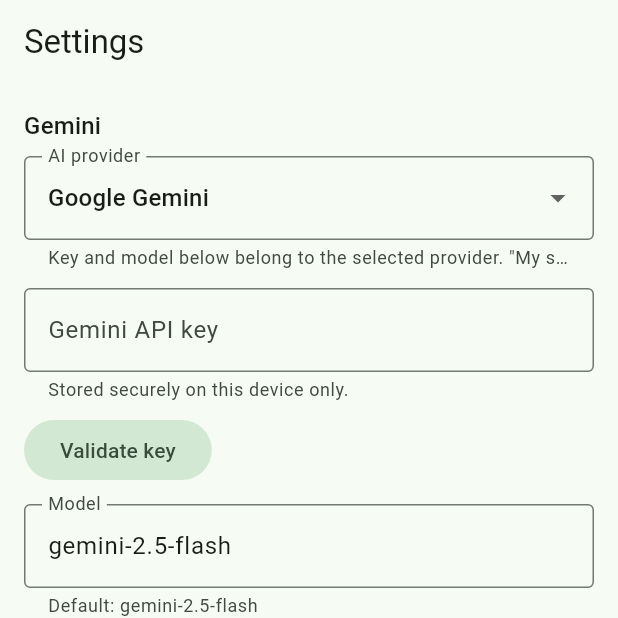
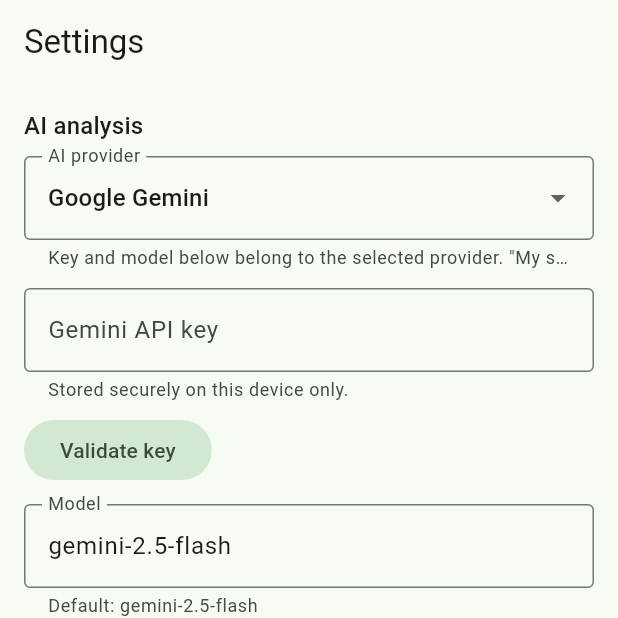
Before and after one commit to AkiyamaKunka/CalorieTracker, a Flutter app: the screen it shows after launch, on a phone screen of 412 x 824 dp, the top half of it. Run offline on Flutter 3.47's test engine with Material 3 defaults, Android fonts, the phone set to English and light mode, and no system bars; our stand-ins replace flutter_local_notifications, flutter_secure_storage, permission_handler, share_plus, shared_preferences, sqflite; missing offline and left inert: photo_manager, receive_sharing_intent, workmanager; accounts and stored records are empty.

Commit message:
docs+chore: correct the spec's architecture claims, five stale comments, dead hook
Doc drift found by the design review — each item is something a reader
would reasonably trust and act on:

- APP_PORT_SPEC's preamble still declared "direct Gemini REST calls… there
  is no server… Gemini is the only analysis engine". The app ships four
  provider implementations, one of which forwards to the Python stack and
  runs the very claude_analyzer.py path the delta said would not be ported.
- §9's divergence table was frozen at 2026-07-24 while six feature families
  landed. Added §9.0 with rows for editable history, meal thumbnails, the
  coverage audit, describe-a-meal, multi-provider analysis, the textual
  meal-evidence rules and the in-app refresh signal — each with its test.
- §9.1 gains the fifth source value it was missing an hour after claiming
  to list them all.
- Five comments contradicted their own code: the editor's "always
  app_manual, no hash" (three insert paths now), the provider list missing
  'server', "the Gemini API key lives in secure storage" (four do), the
  AnalyzerService seam described as Gemini-specific (four implementations),
  and coerce.dart attributing schema-free JSON to Gemini alone.
- Settings' section header read "Gemini" above the four-provider block.
- Deleted resetAppDatabaseSingletonForTesting: a public hook promising a
  test contract, with zero callers, that invites someone to build on it.
- ReportBuilder now states which of its four methods is actually wired
  (dailyReport) and why the other three are kept — they are the §5 parity
  surface, vector-pinned, and were flagged as dead code by the review.

604 Dart tests green; docs-only otherwise.

Co-Authored-By: Claude Fable 5 <noreply@anthropic.com>

```diff
--- a/app/lib/core/coerce.dart
+++ b/app/lib/core/coerce.dart
@@ -2,8 +2,10 @@
 ///
 /// Direct ports of utils.safe_number / safe_food_items / parse_boolish /
 /// parse_ai_json from the Python codebase (see docs/APP_PORT_SPEC.md §3.5).
-/// Gemini's JSON mode guarantees syntax, not schema: every field read from a
-/// model response goes through these, never trusted raw.
+/// A model's JSON mode guarantees syntax, not schema — and these now sit
+/// behind Gemini, OpenAI, Anthropic and a Claude-CLI round-trip, any of
+/// which can answer with the wrong shape. Every field read from a model
+/// response goes through here, never trusted raw.
 library;
 
 import 'dart:convert';
--- a/app/lib/data/db.dart
+++ b/app/lib/data/db.dart
@@ -186,5 +186,7 @@ Future<Database>? _singleton;
 /// double-open when two callers race the first access.
 Future<Database> appDatabase() => _singleton ??= openAppDatabase();
 
-/// Test/reset hook: forget the singleton (does not close the handle).
-void resetAppDatabaseSingletonForTesting() => _singleton = null;
+// (No reset hook: tests open temp/in-memory databases through
+// openAppDatabase(path:) instead of touching the singleton. A hook whose
+// name promises a test contract but has no caller invites someone to
+// build on it.)
--- a/app/lib/services/settings/app_settings.dart
+++ b/app/lib/services/settings/app_settings.dart
@@ -1,7 +1,9 @@
 /// User-editable settings + persistence (spec §8 knobs).
 ///
-/// Non-secret values live in shared_preferences; the Gemini API key lives in
-/// flutter_secure_storage (spec §8: "user-supplied, stored in secure storage").
+/// Non-secret values live in shared_preferences; EVERY provider credential
+/// (Gemini, OpenAI, Anthropic, and the own-server upload key) lives in
+/// flutter_secure_storage (spec §8: "user-supplied, stored in secure
+/// storage").
 /// The analyzer's daily-quota pause latch (spec §3.3) is persisted here too so
 /// it survives restarts. A simple [ChangeNotifier] so UI can listen.
 library;
--- a/app/lib/ui/screens/settings_screen.dart
+++ b/app/lib/ui/screens/settings_screen.dart
@@ -311,7 +311,9 @@ class _SettingsScreenState extends State<SettingsScreen> {
     return ListView(
       padding: const EdgeInsets.all(16),
       children: [
-        Text('Gemini', style: theme.textTheme.titleMedium),
+        // Not 'Gemini': this section configures whichever of the four
+        // providers is selected.
+        Text('AI analysis', style: theme.textTheme.titleMedium),
         const SizedBox(height: 8),
         DropdownButtonFormField<String>(
           key: const Key('providerDropdown'),
--- a/app/lib/ui/services.dart
+++ b/app/lib/ui/services.dart
@@ -19,8 +19,9 @@ abstract class SettingsStore {
   /// write the provider selected by [provider].
   String get apiKey;
 
-  /// Active AI provider: 'gemini' | 'openai' | 'anthropic'. String-typed so
-  /// the UI seam stays free of module imports (di adapts the enum).
+  /// Active AI provider: 'gemini' | 'openai' | 'anthropic' | 'server'
+  /// (own server on the Claude subscription). String-typed so the UI seam
+  /// stays free of module imports (di adapts the enum).
   String get provider;
 
   /// Spec §3.3 quota-pause latch: while true, analyses cannot succeed —
```
Also changed, not shown: app/lib/core/contracts.dart (+6 -4 lines), app/lib/services/report/builders.dart (+7 -0 lines), app/lib/ui/screens/meal_editor_screen.dart (+5 -2 lines), 1 other file.
